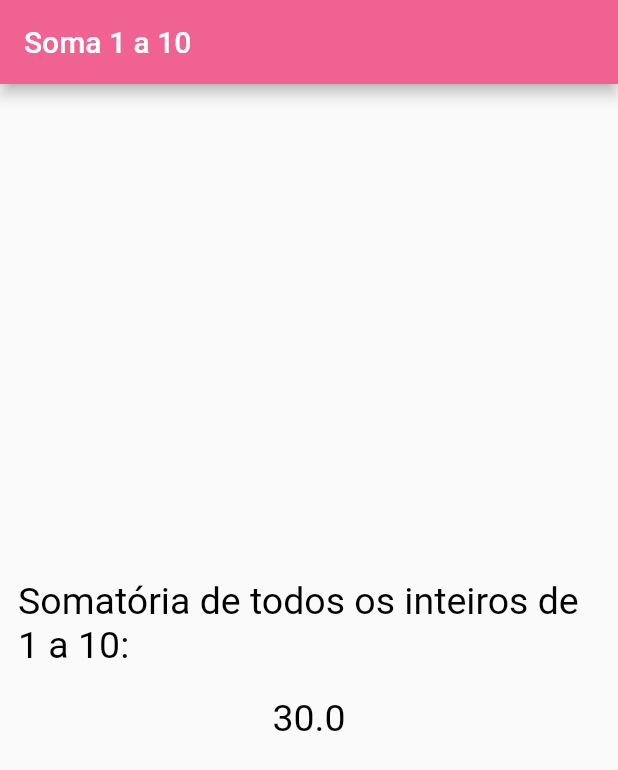
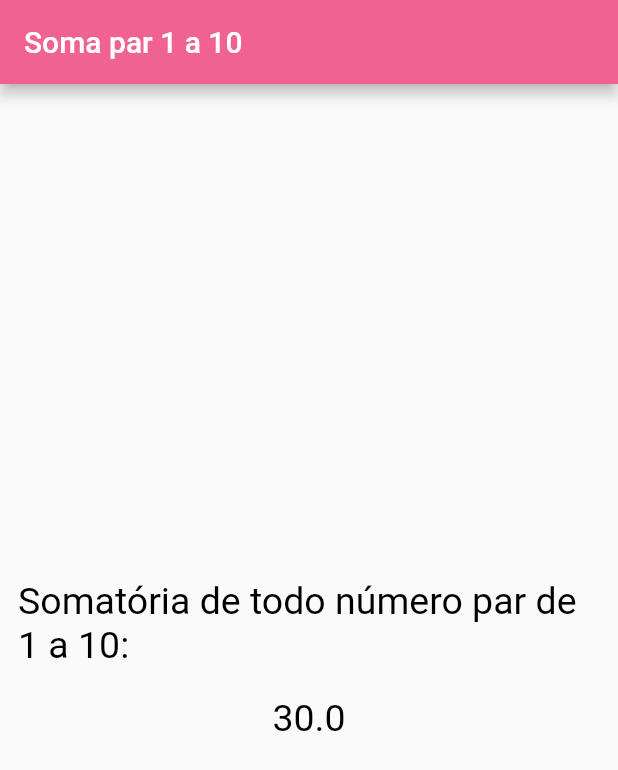
Before and after one commit to annasahu/exercicios_aula7, a Flutter app: the screen it shows after launch, on a phone screen of 412 x 824 dp. Shown: the top 770 px of the screen. Run offline on Flutter 3.47's test engine with Material 2 defaults, Android fonts, the phone set to English and light mode, and no system bars.

Commit message:
Update homepage.dart

```diff
--- a/exercicio4/lib/homepage.dart
+++ b/exercicio4/lib/homepage.dart
@@ -17,7 +17,7 @@ class HomePageState extends State<HomePage> {
     return Scaffold(
       appBar: AppBar(
         backgroundColor: Colors.pink.shade300,
-        title: const Text("Soma 1 a 10"),
+        title: const Text("Soma par 1 a 10"),
       ),
       body: Container(
         //ALINHAMENTO DOS WIDGETS
@@ -27,7 +27,7 @@ class HomePageState extends State<HomePage> {
         child: Column(
           mainAxisAlignment: MainAxisAlignment.center,
           children: <Widget>[
-            Text("Somatória de todos os inteiros de 1 a 10:",
+            Text("Somatória de todo número par de 1 a 10:",
                 style: TextStyle(fontSize: 25, color: Colors.black)),
             SizedBox(height: 20),
             Text("$_soma",
```
